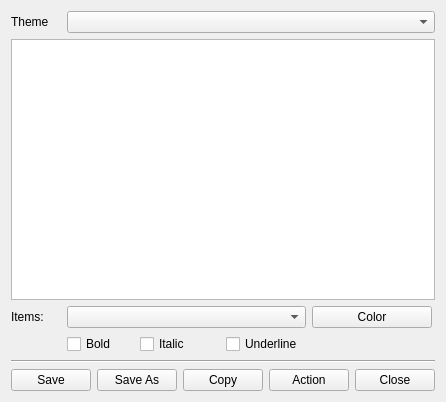
Above: harbour/contrib/hbide/resources/themesex.ui from harbour/core before the change. Below: the same form after it.
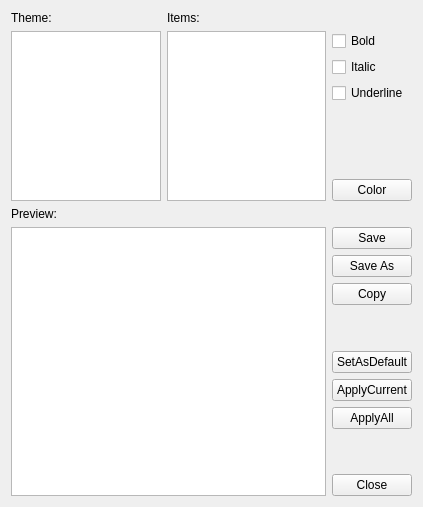
That is the form after the change.

Commit message: 2010-03-11 09:30 UTC-0800 Pritpal Bedi (pritpal@vouchcac.com)   * contrib/hbqt/doc/en/class_hbqplaintextedit.txt   * contrib/hbqt/hbqt_hbqplaintextedit.cpp   * contrib/hbqt/hbqt_hbqplaintextedit.h   * contrib/hbqt/qtgui/HBQPlainTextEdit.cpp   * contrib/hbqt/qtgui/THBQPlainTextEdit.prg   * contrib/hbqt/qth/HBQPlainTextEdit.qth

What changed in the file:
```diff
--- a/harbour/contrib/hbide/resources/themesex.ui
+++ b/harbour/contrib/hbide/resources/themesex.ui
@@ -6,8 +6,8 @@
    <rect>
     <x>0</x>
     <y>0</y>
-    <width>438</width>
-    <height>402</height>
+    <width>423</width>
+    <height>507</height>
    </rect>
   </property>
   <property name="windowTitle">
@@ -23,17 +23,11 @@
       </size>
      </property>
      <property name="text">
-      <string>Theme</string>
+      <string>Theme:</string>
      </property>
     </widget>
    </item>
-   <item row="0" column="1" colspan="8">
-    <widget class="QComboBox" name="comboThemes"/>
-   </item>
-   <item row="1" column="0" colspan="9">
-    <widget class="QPlainTextEdit" name="plainThemeText"/>
-   </item>
-   <item row="2" column="0">
+   <item row="0" column="1">
     <widget class="QLabel" name="labelItems">
      <property name="maximumSize">
       <size>
@@ -46,111 +40,164 @@
      </property>
     </widget>
    </item>
-   <item row="2" column="1" colspan="6">
-    <widget class="QComboBox" name="comboItems"/>
-   </item>
-   <item row="2" column="7" colspan="2">
-    <widget class="QPushButton" name="buttonColor">
+   <item row="1" column="0" rowspan="5">
+    <widget class="QListWidget" name="listThemes">
+     <property name="minimumSize">
+      <size>
+       <width>150</width>
+       <height>170</height>
+      </size>
+     </property>
      <property name="maximumSize">
       <size>
-       <width>120</width>
-       <height>16777215</height>
+       <width>150</width>
+       <height>170</height>
       </size>
      </property>
-     <property name="text">
-      <string>Color</string>
-     </property>
     </widget>
    </item>
-   <item row="3" column="0">
-    <spacer name="horizontalSpacer">
-     <property name="orientation">
-      <enum>Qt::Horizontal</enum>
+   <item row="1" column="1" rowspan="5">
+    <widget class="QListWidget" name="listItems">
+     <property name="minimumSize">
+      <size>
+       <width>0</width>
+       <height>170</height>
+      </size>
      </property>
-     <property name="sizeType">
-      <enum>QSizePolicy::Fixed</enum>
-     </property>
-     <property name="sizeHint" stdset="0">
+     <property name="maximumSize">
       <size>
-       <width>50</width>
-       <height>20</height>
+       <width>16777215</width>
+       <height>170</height>
       </size>
      </property>
-    </spacer>
+    </widget>
    </item>
-   <item row="3" column="1" colspan="2">
+   <item row="1" column="2">
     <widget class="QCheckBox" name="checkBold">
      <property name="text">
       <string>Bold</string>
      </property>
     </widget>
    </item>
-   <item row="3" column="3" colspan="2">
+   <item row="2" column="2">
     <widget class="QCheckBox" name="checkItalic">
      <property name="text">
       <string>Italic</string>
      </property>
     </widget>
    </item>
-   <item row="3" column="5" colspan="2">
+   <item row="3" column="2">
     <widget class="QCheckBox" name="checkUnderline">
      <property name="text">
       <string>Underline</string>
      </property>
     </widget>
    </item>
-   <item row="3" column="7" colspan="2">
-    <spacer name="horizontalSpacer_2">
+   <item row="4" column="2">
+    <spacer name="verticalSpacer_3">
      <property name="orientation">
-      <enum>Qt::Horizontal</enum>
-     </property>
-     <property name="sizeType">
-      <enum>QSizePolicy::Fixed</enum>
+      <enum>Qt::Vertical</enum>
      </property>
      <property name="sizeHint" stdset="0">
       <size>
-       <width>120</width>
-       <height>20</height>
+       <width>32</width>
+       <height>63</height>
       </size>
      </property>
     </spacer>
    </item>
-   <item row="4" column="0" colspan="9">
-    <widget class="Line" name="lineSep">
-     <property name="orientation">
-      <enum>Qt::Horizontal</enum>
+   <item row="5" column="2">
+    <widget class="QPushButton" name="buttonColor">
+     <property name="maximumSize">
+      <size>
+       <width>120</width>
+       <height>16777215</height>
+      </size>
      </property>
+     <property name="text">
+      <string>Color</string>
+     </property>
     </widget>
    </item>
-   <item row="5" column="0" colspan="2">
+   <item row="6" column="0">
+    <widget class="QLabel" name="labelPreview">
+     <property name="text">
+      <string>Preview:</string>
+     </property>
+    </widget>
+   </item>
+   <item row="7" column="0" rowspan="9" colspan="2">
+    <widget class="QPlainTextEdit" name="plainThemeText"/>
+   </item>
+   <item row="7" column="2">
     <widget class="QPushButton" name="buttonSave">
      <property name="text">
       <string>Save</string>
      </property>
     </widget>
    </item>
-   <item row="5" column="2" colspan="2">
+   <item row="8" column="2">
     <widget class="QPushButton" name="buttonSaveAs">
      <property name="text">
       <string>Save As</string>
      </property>
     </widget>
    </item>
-   <item row="5" column="4" colspan="2">
+   <item row="9" column="2">
     <widget class="QPushButton" name="buttonCopy">
      <property name="text">
       <string>Copy</string>
      </property>
     </widget>
    </item>
-   <item row="5" column="6" colspan="2">
+   <item row="10" column="2">
+    <spacer name="verticalSpacer">
+     <property name="orientation">
+      <enum>Qt::Vertical</enum>
+     </property>
+     <property name="sizeHint" stdset="0">
+      <size>
+       <width>20</width>
+       <height>26</height>
+      </size>
+     </property>
+    </spacer>
+   </item>
+   <item row="11" column="2">
+    <widget class="QPushButton" name="buttonDefault">
+     <property name="text">
+      <string>SetAsDefault</string>
+     </property>
+    </widget>
+   </item>
+   <item row="12" column="2">
     <widget class="QPushButton" name="buttonApply">
      <property name="text">
-      <string>Action</string>
+      <string>ApplyCurrent</string>
      </property>
     </widget>
    </item>
-   <item row="5" column="8">
+   <item row="13" column="2">
+    <widget class="QPushButton" name="buttonApplyAll">
+     <property name="text">
+      <string>ApplyAll</string>
+     </property>
+    </widget>
+   </item>
+   <item row="14" column="2">
+    <spacer name="verticalSpacer_2">
+     <property name="orientation">
+      <enum>Qt::Vertical</enum>
+     </property>
+     <property name="sizeHint" stdset="0">
+      <size>
+       <width>20</width>
+       <height>24</height>
+      </size>
+     </property>
+    </spacer>
+   </item>
+   <item row="15" column="2">
     <widget class="QPushButton" name="buttonClose">
      <property name="text">
       <string>Close</string>
```
The commit also changes 10 other files.
